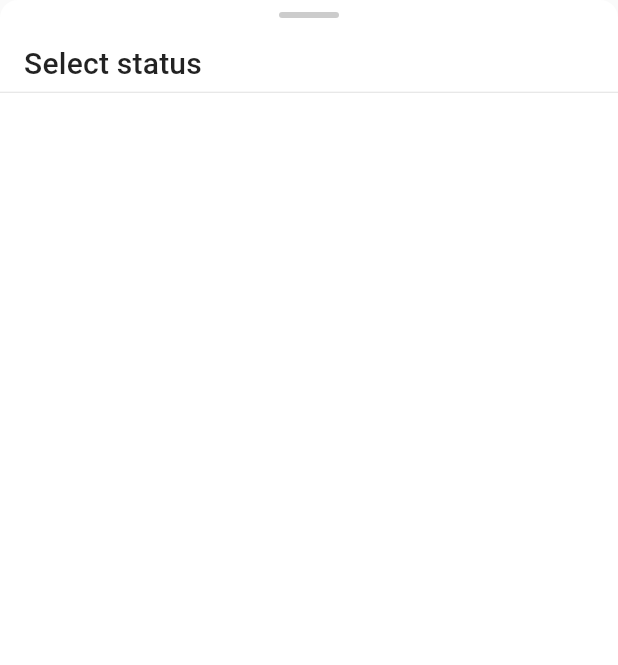
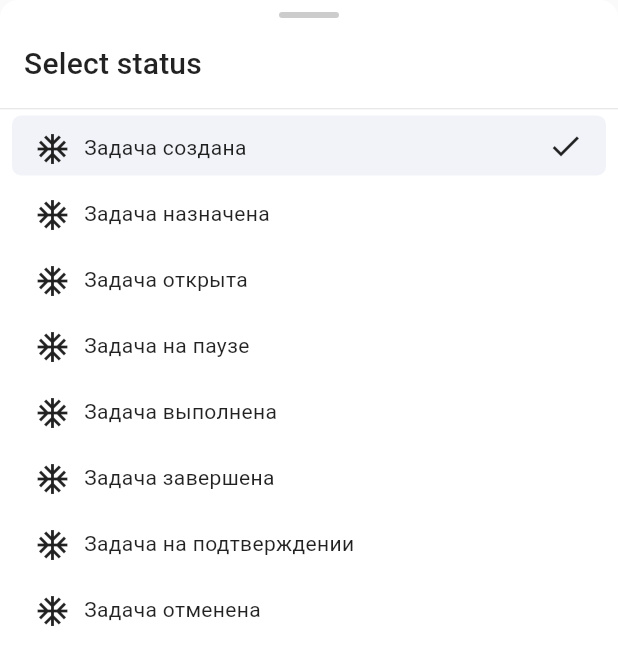
Before and after one commit to ONLYOFFICE/projects-mobile, a Flutter app: the BottomSheet widget shown alone on an empty page, opened directly, on a phone screen of 412 x 824 dp. Shown: the top 665 px of the screen. Run offline on Flutter 3.47's test engine with Material 2 defaults, Android fonts, the light colour scheme and no system bars; our stand-ins replace flutter_secure_storage, flutter_svg, get, get_it, get_storage, pull_to_refresh and 2 more; accounts and stored records are empty; generated files the repository leaves out were written again; network calls fail.

Commit message:
started select task status bottom sheet

```diff
--- a/lib/presentation/shared/svg_manager.dart
+++ b/lib/presentation/shared/svg_manager.dart
@@ -24,7 +24,6 @@ class SVG {
       imageString,
       width: width,
       height: height,
-      // color: toColor(color),
     );
   }
 }
--- /dev/null
+++ b/lib/presentation/shared/widgets/task_status_bottom_sheet.dart
@@ -0,0 +1,152 @@
+import 'package:flutter/material.dart';
+import 'package:projects/presentation/shared/custom_theme.dart';
+import 'package:projects/presentation/shared/text_styles.dart';
+
+class BottomSheet extends StatelessWidget {
+
+  final String title;
+  const BottomSheet({
+    Key key,
+    this.title
+  }) : super(key: key);
+
+  @override
+  Widget build(BuildContext context) {
+
+    return Container(
+      height: 464,
+      decoration: BoxDecoration(
+        color: Theme.of(context).customColors().onPrimarySurface,
+        borderRadius: BorderRadius.only(
+          topLeft: Radius.circular(12),
+          topRight: Radius.circular(12),
+        ),
+      ),
+      child: Column(
+        crossAxisAlignment: CrossAxisAlignment.start,
+        children: [
+          Center(
+            child: Padding(
+              padding: const EdgeInsets.only(top: 8.0, bottom: 18.5),
+              child: SizedBox(
+                height: 4,
+                width: 40,
+                child: DecoratedBox(
+                  decoration: BoxDecoration(
+                    color: Theme.of(context).customColors().onSurface.withOpacity(0.2),
+                    borderRadius: BorderRadius.circular(2)
+                  ),
+                ),
+              ),
+            ),
+          ),
+          if (title != null)
+            Padding(
+              padding: const EdgeInsets.symmetric(horizontal: 16),
+              child: Text(
+                title,
+                style: TextStyleHelper.h6,
+              ),
+            ),
+          const SizedBox(height: 14.5),
+          Divider(height: 9),
+          StatusTile(
+            icon: Icon(Icons.ac_unit),
+            selected: true,
+            title: 'Задача создана',
+          ),
+          StatusTile(
+            icon: Icon(Icons.ac_unit),
+            title: 'Задача назначена',
+            selected: false,
+          ),
+          StatusTile(
+            icon: Icon(Icons.ac_unit),
+            title: 'Задача открыта',
+          ),
+          StatusTile(
+            icon: Icon(Icons.ac_unit),
+            title: 'Задача на паузе',
+          ),
+          StatusTile(
+            icon: Icon(Icons.ac_unit),
+            title: 'Задача выполнена',
+          ),
+          StatusTile(
+            icon: Icon(Icons.ac_unit),
+            title: 'Задача завершена',
+          ),
+          StatusTile(
+            icon: Icon(Icons.ac_unit),
+            title: 'Задача на подтверждении',
+          ),
+          StatusTile(
+            icon: Icon(Icons.ac_unit),
+            title: 'Задача отменена',
+          ),
+        ],
+      ),
+    );
+  }
+}
+
+
+class StatusTile extends StatelessWidget {
+
+  final String title;
+  final Widget icon;
+  final bool selected;
+
+  const StatusTile({
+    Key key,
+    this.icon,
+    this.title,
+    this.selected = false
+  }) : super(key: key);
+
+  @override
+  Widget build(BuildContext context) {
+
+
+    BoxDecoration _selectedDecoration(){
+
+      return BoxDecoration(
+        color: Theme.of(context).customColors().bgDescription,
+        borderRadius: BorderRadius.circular(6)
+      );
+
+    }
+    return Container(
+      height: 40,
+      margin: const EdgeInsets.only(left: 8, right: 8, bottom: 4),
+      decoration: selected
+          ? _selectedDecoration()
+          : null,
+      child: Stack(
+        children: [
+          Positioned(
+            left: 15,
+            top: 10,
+            bottom: 10,
+            child: icon
+          ),
+          Positioned(
+            left: 48,
+            top: 10,
+            bottom: 10,
+            child: Text(title, style: TextStyleHelper.body2)),
+          if (selected)
+            Align(
+              alignment: Alignment.centerRight,
+              child: Padding(
+                padding: const EdgeInsets.only(right: 15),
+                child: Icon(
+                  Icons.done_sharp
+                ),
+              ),
+            )
+        ],
+      ),
+    );
+  }
+}
--- a/lib/presentation/views/task_detailed/overview/overview_screen.dart
+++ b/lib/presentation/views/task_detailed/overview/overview_screen.dart
@@ -1,7 +1,10 @@
 import 'package:flutter/material.dart';
+import 'package:get/get.dart';
 import 'package:projects/presentation/shared/custom_theme.dart';
 import 'package:projects/presentation/shared/text_styles.dart';
 import 'package:projects/presentation/shared/widgets/app_icons.dart';
+import 'package:projects/presentation/shared/widgets/task_status_bottom_sheet.dart'
+    as bottom_sheet;
 import 'package:projects/presentation/views/task_detailed/readmore.dart';
 
 part 'task.dart';
--- a/lib/presentation/views/task_detailed/overview/task.dart
+++ b/lib/presentation/views/task_detailed/overview/task.dart
@@ -17,7 +17,8 @@ class Task extends StatelessWidget {
           ),
           const SizedBox(height: 22),
           OutlinedButton(
-            onPressed: () => print('Tapped'),
+            onPressed: () => Get.bottomSheet(
+                bottom_sheet.BottomSheet(title: 'Select status')),
             style: ButtonStyle(
               backgroundColor: MaterialStateProperty.resolveWith<Color>((_) {
                 return Color(0xff81C4FF).withOpacity(0.1);
--- a/lib/presentation/views/tasks/task_cell.dart
+++ b/lib/presentation/views/tasks/task_cell.dart
@@ -7,6 +7,8 @@ import 'package:projects/presentation/shared/custom_theme.dart';
 import 'package:projects/presentation/shared/svg_manager.dart';
 import 'package:projects/presentation/shared/text_styles.dart';
 import 'package:projects/presentation/shared/widgets/app_icons.dart';
+import 'package:projects/presentation/shared/widgets/task_status_bottom_sheet.dart'
+  as bottom_sheet;
 import 'package:visibility_detector/visibility_detector.dart';
 
 class TaskCell extends StatelessWidget {
@@ -30,7 +32,7 @@ class TaskCell extends StatelessWidget {
           crossAxisAlignment: CrossAxisAlignment.center,
           children: [
             GestureDetector(
-              onTap: () => Get.bottomSheet(BottomSheet(title: 'Select status')),
+              onTap: () => Get.bottomSheet(bottom_sheet.BottomSheet(title: 'Select status')),
               child: TaskStatus(itemController: itemController)),
             const SizedBox(width: 16),
             Expanded(
@@ -61,58 +63,6 @@ class TaskCell extends StatelessWidget {
             ),
           ],
         ),
-      ),
-    );
-  }
-}
-
-class BottomSheet extends StatelessWidget {
-
-  final String title;
-  const BottomSheet({
-    Key key,
-    this.title
-  }) : super(key: key);
-
-  @override
-  Widget build(BuildContext context) {
-    return Container(
-      height: 464,
-      decoration: BoxDecoration(
-        color: Theme.of(context).customColors().onPrimarySurface,
-        borderRadius: BorderRadius.only(
-          topLeft: Radius.circular(12),
-          topRight: Radius.circular(12),
-        ),
-      ),
-      child: Column(
-        crossAxisAlignment: CrossAxisAlignment.start,
-        children: [
-          Center(
-            child: Padding(
-              padding: const EdgeInsets.only(top: 8.0, bottom: 18.5),
-              child: SizedBox(
-                height: 4,
-                width: 40,
-                child: DecoratedBox(
-                  decoration: BoxDecoration(
-                    color: Theme.of(context).customColors().onSurface.withOpacity(0.2),
-                    borderRadius: BorderRadius.circular(2)
-                  ),
-                ),
-              ),
-            ),
-          ),
-          if (title != null)
-            Padding(
-              padding: const EdgeInsets.symmetric(horizontal: 16),
-              child: Text(
-                title,
-                style: TextStyleHelper.h6,
-              ),
-            ),
-          Divider(),
-        ],
       ),
     );
   }
```
